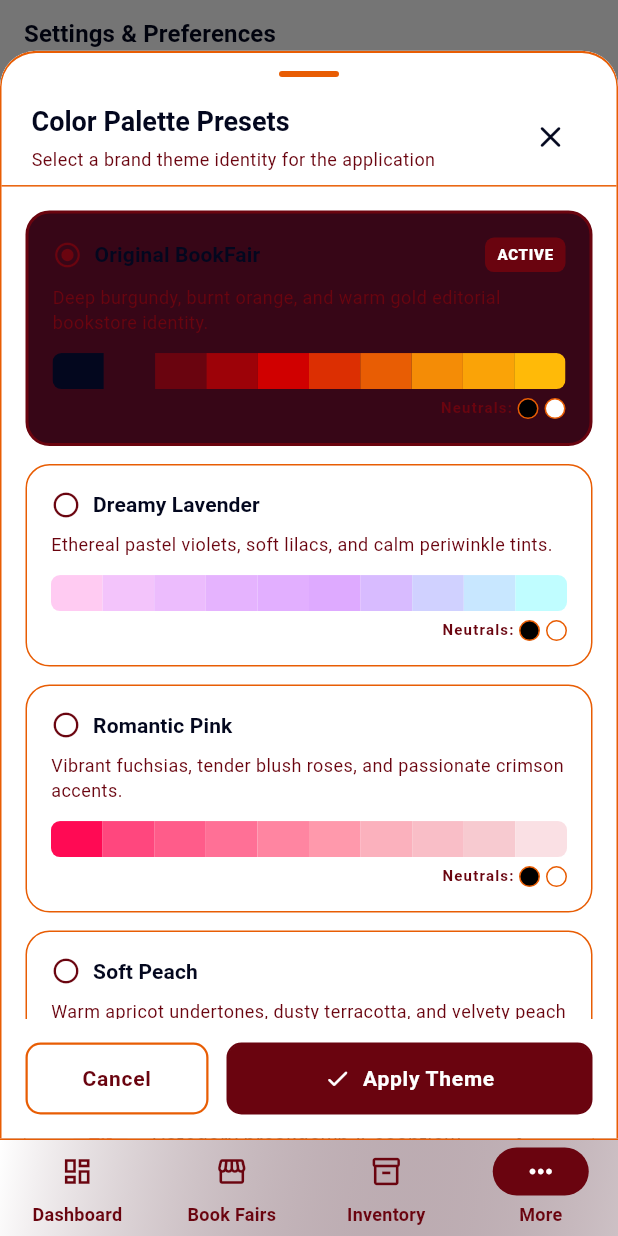
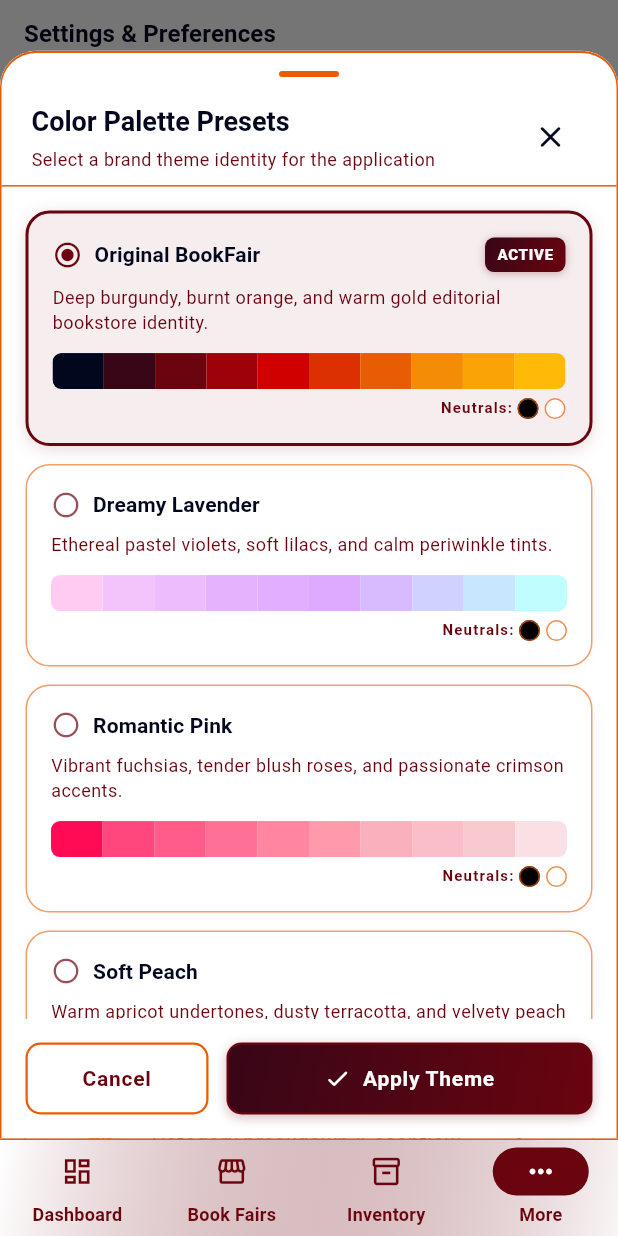
Before and after one commit to baniksayan/BookFair-Manager, a Flutter app: the screen it shows after launch, item 4 of the bottom bar chosen, after a tap on "Switch Palette", on a phone screen of 412 x 824 dp. Run offline on Flutter 3.47's test engine with Material 3 defaults, Android fonts, the phone set to English and light mode, and no system bars; our stand-ins replace flutter_riverpod, go_router, hive, hive_flutter; accounts and stored records are empty; Roboto replaces fonts that are missing (Georgia).

Commit message:
Enhance UI components with improved color handling and gradients

```diff
--- a/lib/app/theme/app_colors.dart
+++ b/lib/app/theme/app_colors.dart
@@ -55,7 +55,7 @@ abstract final class AppColors {
     accent: cF48C06,
     background: cFFFFFF,
     surface: cFFFFFF,
-    surfaceSecondary: c370617,
+    surfaceSecondary: cFFFFFF,
     textPrimary: c03071E,
     textSecondary: c6A040F,
     border: cE85D04,
@@ -202,7 +202,7 @@ class AppColorScheme extends ThemeExtension<AppColorScheme> {
         end: Alignment.bottomRight,
         colors: isDark
             ? [surface, surfaceSecondary.withValues(alpha: 0.5)]
-            : [surface, surfaceSecondary.withValues(alpha: 0.25)],
+            : [surface, primary.withValues(alpha: 0.04)],
       );
 
   /// Vibrant gradient for secondary accents and badges.
--- a/lib/core/components/app_button.dart
+++ b/lib/core/components/app_button.dart
@@ -109,15 +109,31 @@ class AppButton extends StatelessWidget {
       ],
     );
 
+    final isPrimaryActive = variant == AppButtonVariant.primary && _isEnabled;
+    final isSecondaryActive =
+        variant == AppButtonVariant.secondary && _isEnabled;
+
     final buttonWidget = AnimatedContainer(
       duration: const Duration(milliseconds: 150),
       height: height,
       padding: padding,
       decoration: BoxDecoration(
-        color: bgColor,
+        color: isPrimaryActive || isSecondaryActive ? null : bgColor,
+        gradient: isPrimaryActive
+            ? colors.primaryGradient
+            : (isSecondaryActive ? colors.accentGradient : null),
         borderRadius: AppRadius.brMedium,
         border: borderColor != null
             ? Border.all(color: borderColor, width: 1.5)
+            : null,
+        boxShadow: isPrimaryActive
+            ? [
+                BoxShadow(
+                  color: colors.primary.withValues(alpha: 0.25),
+                  blurRadius: 6.0,
+                  offset: const Offset(0, 2),
+                ),
+              ]
             : null,
       ),
       child: Center(child: content),
--- a/lib/core/components/app_card.dart
+++ b/lib/core/components/app_card.dart
@@ -96,7 +96,7 @@ class AppCard extends StatelessWidget {
     Widget cardInner = Container(
       padding: padding,
       decoration: BoxDecoration(
-        color: Colors.transparent,
+        color: null,
         gradient: gradient,
         borderRadius: radius,
         border: borderSide,
--- a/lib/core/components/palette_switcher_sheet.dart
+++ b/lib/core/components/palette_switcher_sheet.dart
@@ -136,6 +136,10 @@ class _PaletteSwitcherSheetState extends ConsumerState<PaletteSwitcherSheet> {
                     final isPreviewSelected = _selectedPalette.id == palette.id;
                     final isCurrentlyActive =
                         currentActivePalette.id == palette.id;
+                    final paletteScheme = colors.isDark
+                        ? palette.darkScheme
+                        : palette.lightScheme;
+                    final accentColor = paletteScheme.primary;
 
                     return InkWell(
                       onTap: () {
@@ -148,15 +152,41 @@ class _PaletteSwitcherSheetState extends ConsumerState<PaletteSwitcherSheet> {
                         padding: AppSpacing.insetAll16,
                         decoration: BoxDecoration(
                           color: isPreviewSelected
-                              ? colors.surfaceSecondary
+                              ? Color.alphaBlend(
+                                  accentColor.withValues(
+                                    alpha: colors.isDark ? 0.20 : 0.07,
+                                  ),
+                                  colors.surface,
+                                )
                               : colors.surface,
                           borderRadius: AppRadius.brLarge,
                           border: Border.all(
                             color: isPreviewSelected
-                                ? colors.primary
-                                : colors.border,
+                                ? accentColor
+                                : colors.border.withValues(
+                                    alpha: colors.isDark ? 0.35 : 0.6,
+                                  ),
                             width: isPreviewSelected ? 2.0 : 1.0,
                           ),
+                          boxShadow: isPreviewSelected
+                              ? [
+                                  BoxShadow(
+                                    color: accentColor.withValues(
+                                      alpha: colors.isDark ? 0.35 : 0.14,
+                                    ),
+                                    blurRadius: 8.0,
+                                    offset: const Offset(0, 2),
+                                  ),
+                                ]
+                              : [
+                                  BoxShadow(
+                                    color: Colors.black.withValues(
+                                      alpha: colors.isDark ? 0.15 : 0.03,
+                                    ),
+                                    blurRadius: 4.0,
+                                    offset: const Offset(0, 1),
+                                  ),
+                                ],
                         ),
                         child: Column(
                           crossAxisAlignment: CrossAxisAlignment.start,
@@ -172,8 +202,10 @@ class _PaletteSwitcherSheetState extends ConsumerState<PaletteSwitcherSheet> {
                                           : Icons.radio_button_off_rounded,
                                       size: 20.0,
                                       color: isPreviewSelected
-                                          ? colors.primary
-                                          : colors.textSecondary,
+                                          ? accentColor
+                                          : colors.textSecondary.withValues(
+                                              alpha: 0.7,
+                                            ),
                                     ),
                                     AppSpacing.gapW8,
                                     Text(
@@ -192,13 +224,50 @@ class _PaletteSwitcherSheetState extends ConsumerState<PaletteSwitcherSheet> {
                                       vertical: AppSpacing.s4,
                                     ),
                                     decoration: BoxDecoration(
-                                      color: colors.primary,
+                                      gradient: colors.primaryGradient,
                                       borderRadius: AppRadius.brSmall,
+                                      boxShadow: [
+                                        BoxShadow(
+                                          color: colors.primary.withValues(
+                                            alpha: 0.3,
+                                          ),
+                                          blurRadius: 4.0,
+                                          offset: const Offset(0, 1),
+                                        ),
+                                      ],
                                     ),
                                     child: Text(
                                       'ACTIVE',
                                       style: TextStyle(
                                         color: colors.onPrimary,
+                                        fontSize: 10.0,
+                                        fontWeight: FontWeight.w800,
+                                        letterSpacing: 0.5,
+                                      ),
+                                    ),
+                                  )
+                                else if (isPreviewSelected)
+                                  Container(
+                                    padding: const EdgeInsets.symmetric(
+                                      horizontal: AppSpacing.s8,
+                                      vertical: AppSpacing.s4,
+                                    ),
+                                    decoration: BoxDecoration(
+                                      color: accentColor.withValues(
+                                        alpha: colors.isDark ? 0.25 : 0.12,
+                                      ),
+                                      borderRadius: AppRadius.brSmall,
+                                      border: Border.all(
+                                        color: accentColor,
+                                        width: 1.0,
+                                      ),
+                                    ),
+                                    child: Text(
+                                      'SELECTED',
+                                      style: TextStyle(
+                                        color: colors.isDark
+                                            ? paletteScheme.textPrimary
+                                            : accentColor,
                                         fontSize: 10.0,
                                         fontWeight: FontWeight.w800,
                                         letterSpacing: 0.5,
@@ -251,7 +320,9 @@ class _PaletteSwitcherSheetState extends ConsumerState<PaletteSwitcherSheet> {
                                     color: AppPalette.neutralBlack,
                                     shape: BoxShape.circle,
                                     border: Border.all(
-                                      color: colors.border,
+                                      color: colors.border.withValues(
+                                        alpha: 0.7,
+                                      ),
                                       width: 1.0,
                                     ),
                                   ),
@@ -264,7 +335,9 @@ class _PaletteSwitcherSheetState extends ConsumerState<PaletteSwitcherSheet> {
                                     color: AppPalette.neutralWhite,
                                     shape: BoxShape.circle,
                                     border: Border.all(
-                                      color: colors.border,
+                                      color: colors.border.withValues(
+                                        alpha: 0.7,
+                                      ),
                                       width: 1.0,
                                     ),
                                   ),
@@ -297,12 +370,10 @@ class _PaletteSwitcherSheetState extends ConsumerState<PaletteSwitcherSheet> {
                         text: 'Apply Theme',
                         icon: Icons.check_rounded,
                         onPressed: () async {
+                          Navigator.of(context).pop();
                           await ref
                               .read(themeControllerProvider.notifier)
                               .setPalette(_selectedPalette);
-                          if (context.mounted) {
-                            Navigator.of(context).pop();
-                          }
                         },
                       ),
                     ),
--- a/lib/features/dashboard/presentation/widgets/business_overview_card.dart
+++ b/lib/features/dashboard/presentation/widgets/business_overview_card.dart
@@ -61,6 +61,7 @@ class BusinessOverviewSection extends StatelessWidget {
               onTap: () =>
                   context.push('/book-fairs/${summary.activeFair!.id}'),
               padding: AppSpacing.insetAll16,
+              gradient: colors.cardGradient,
               child: Column(
                 crossAxisAlignment: CrossAxisAlignment.start,
                 children: [
--- a/lib/features/dashboard/presentation/widgets/dashboard_hero_card.dart
+++ b/lib/features/dashboard/presentation/widgets/dashboard_hero_card.dart
@@ -38,10 +38,10 @@ class DashboardHeroCard extends StatelessWidget {
                   vertical: AppSpacing.s4,
                 ),
                 decoration: BoxDecoration(
-                  color: colors.surface.withValues(alpha: 0.25),
+                  color: Colors.black.withValues(alpha: 0.25),
                   borderRadius: AppRadius.brSmall,
                   border: Border.all(
-                    color: badgeAccent.withValues(alpha: 0.6),
+                    color: badgeAccent.withValues(alpha: 0.8),
                     width: 1.0,
                   ),
                 ),
--- a/lib/features/dashboard/presentation/widgets/quick_actions_section.dart
+++ b/lib/features/dashboard/presentation/widgets/quick_actions_section.dart
@@ -83,6 +83,7 @@ class QuickActionsSection extends StatelessWidget {
                   return AppCard.interactive(
                     onTap: action.onTap,
                     padding: AppSpacing.insetAll12,
+                    gradient: colors.cardGradient,
                     child: Column(
                       crossAxisAlignment: CrossAxisAlignment.start,
                       mainAxisAlignment: MainAxisAlignment.spaceBetween,
```
Also changed, not shown: 2 other files.
